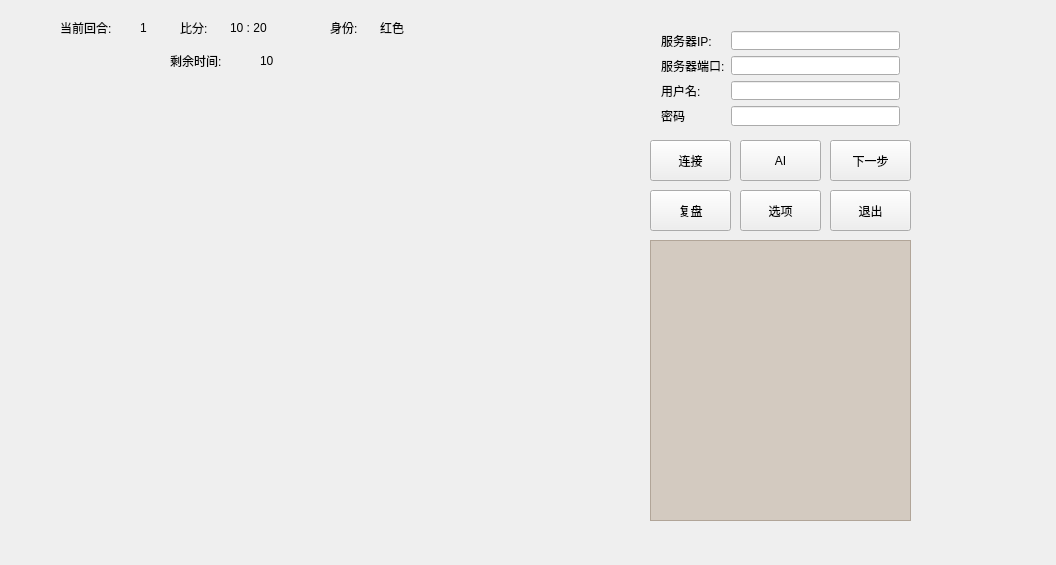
The window that UNChineseChessGame-Client-qt/MainWindow.ui (luyiming/UNChineseChessGame) describes before a commit, drawn with Qt 5.
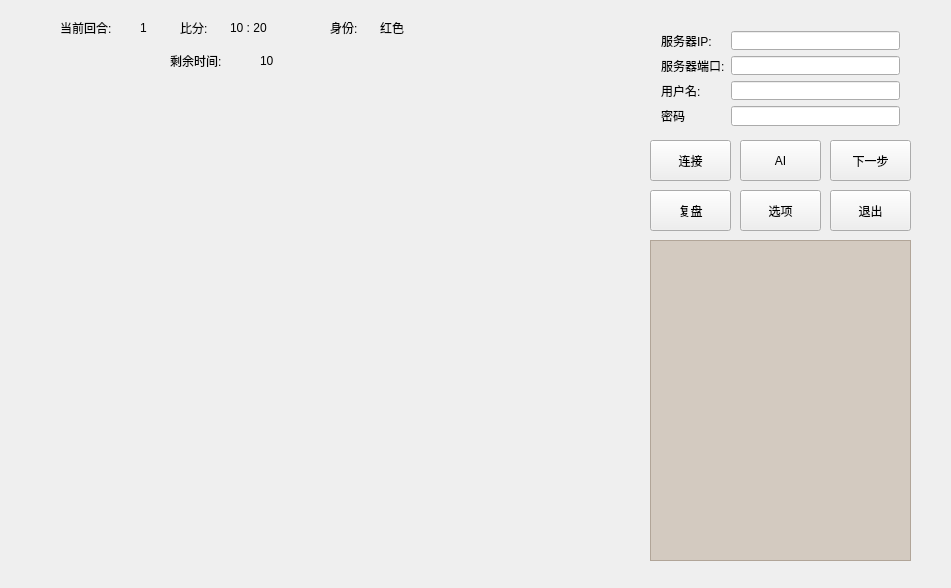
The same window after the commit.

The edit to the form file:
```diff
--- a/UNChineseChessGame-Client-qt/MainWindow.ui
+++ b/UNChineseChessGame-Client-qt/MainWindow.ui
@@ -6,8 +6,8 @@
    <rect>
     <x>0</x>
     <y>0</y>
-    <width>1056</width>
-    <height>565</height>
+    <width>951</width>
+    <height>588</height>
    </rect>
   </property>
   <property name="windowTitle">
@@ -49,7 +49,7 @@
       <x>650</x>
       <y>240</y>
       <width>261</width>
-      <height>281</height>
+      <height>321</height>
      </rect>
     </property>
     <property name="styleSheet">
```
